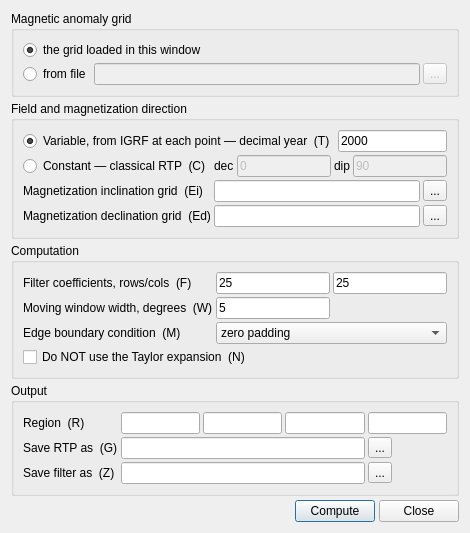
GenericMappingTools/InteractiveGMT, file deps/ui/grdredpol_dialog.ui: the form before one commit.
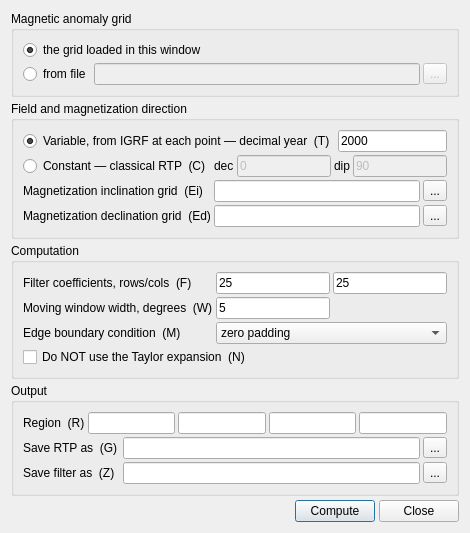
The form after the commit.

Diff of the .ui file:
```diff
--- a/deps/ui/grdredpol_dialog.ui
+++ b/deps/ui/grdredpol_dialog.ui
@@ -305,10 +305,12 @@
      <property name="title">
       <string>Output</string>
      </property>
-     <layout class="QGridLayout" name="gridLayout_output">
+     <layout class="QVBoxLayout" name="verticalLayout_output">
       <property name="spacing">
        <number>3</number>
       </property>
+      <item>
+       <layout class="QGridLayout" name="gridLayout_region">
       <item row="0" column="0">
        <widget class="QLabel" name="lbl_region">
         <property name="text">
@@ -344,6 +346,10 @@
         </property>
        </widget>
       </item>
+       </layout>
+      </item>
+      <item>
+       <layout class="QGridLayout" name="gridLayout_outfiles">
       <item row="1" column="0">
        <widget class="QLabel" name="lbl_outfile">
         <property name="text">
@@ -385,6 +391,8 @@
          <string>...</string>
         </property>
        </widget>
+      </item>
+       </layout>
       </item>
      </layout>
     </widget>
```
Lines whose indentation alone changed are shown as unchanged.
